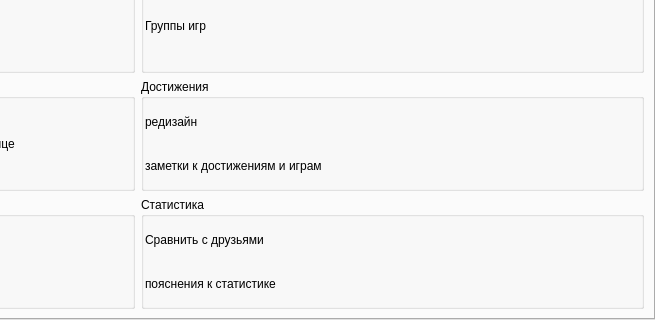
The window that AraSteamManager/subform/formsettings.ui (Arankir/AraSteamManager) describes before a commit, drawn with Qt 5; both pictures show x 379 to 1034 and y 309 to 629 of the 1034 by 629 pixel window.
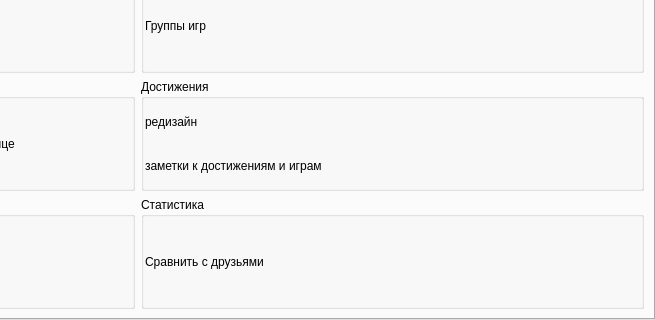
The same window after the commit. The open tabs and pages were chosen to show the change. Icons and pictures are not drawn.

```diff
--- a/AraSteamManager/subform/formsettings.ui
+++ b/AraSteamManager/subform/formsettings.ui
@@ -1057,13 +1057,6 @@
             </property>
            </widget>
           </item>
-          <item>
-           <widget class="QLabel" name="label_5">
-            <property name="text">
-             <string>пояснения к статистике</string>
-            </property>
-           </widget>
-          </item>
          </layout>
         </widget>
        </item>
```
Left out of the diff: 26 changed lines with no effect on the pictures.
